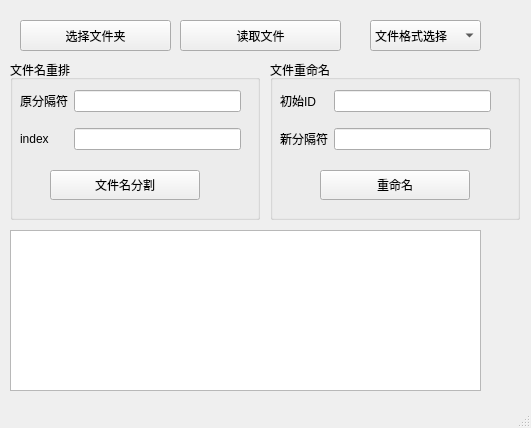
Before: the Qt Designer form renameWin.ui in hichenjuntao/project1, drawn with Qt 5.
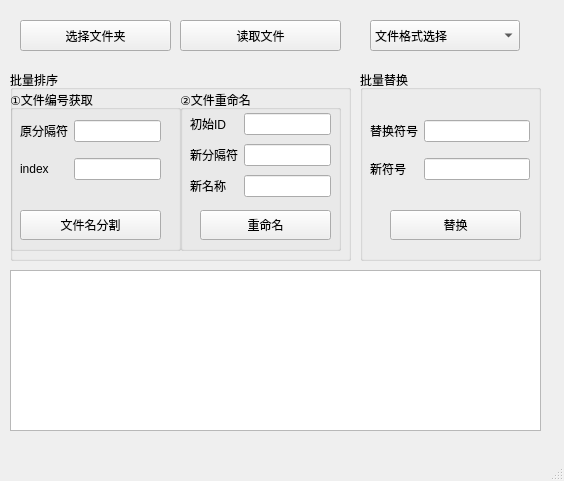
After: the same form once the commit is applied.

```diff
--- a/renameWin.ui
+++ b/renameWin.ui
@@ -6,94 +6,103 @@
    <rect>
     <x>0</x>
     <y>0</y>
-    <width>531</width>
-    <height>428</height>
+    <width>564</width>
+    <height>481</height>
    </rect>
   </property>
   <property name="windowTitle">
    <string>批量文件改名</string>
   </property>
   <widget class="QWidget" name="centralwidget">
-   <widget class="QGroupBox" name="groupBox_2">
+   <widget class="QPushButton" name="pathButton">
     <property name="geometry">
      <rect>
-      <x>270</x>
-      <y>60</y>
-      <width>250</width>
-      <height>160</height>
+      <x>20</x>
+      <y>20</y>
+      <width>151</width>
+      <height>31</height>
      </rect>
     </property>
-    <property name="title">
-     <string>文件重命名</string>
+    <property name="statusTip">
+     <string>选择文件所在路径</string>
     </property>
-    <widget class="QPushButton" name="renameButton">
+    <property name="text">
+     <string>选择文件夹</string>
+    </property>
+   </widget>
+   <widget class="QTextBrowser" name="textBrowser">
      <property name="geometry">
       <rect>
-       <x>50</x>
-       <y>110</y>
+      <x>10</x>
+      <y>270</y>
+      <width>531</width>
+      <height>161</height>
+     </rect>
+    </property>
+   </widget>
+   <widget class="QPushButton" name="readButton">
+    <property name="geometry">
+     <rect>
+      <x>180</x>
+      <y>20</y>
+      <width>161</width>
+      <height>31</height>
+     </rect>
+    </property>
+    <property name="statusTip">
+     <string>获取文件名</string>
+    </property>
+    <property name="text">
+     <string>读取文件</string>
+    </property>
+   </widget>
+   <widget class="QComboBox" name="comboBox">
+    <property name="geometry">
+     <rect>
+      <x>370</x>
+      <y>20</y>
        <width>150</width>
-       <height>30</height>
-      </rect>
-     </property>
+      <height>31</height>
+     </rect>
+    </property>
+    <property name="toolTip">
+     <string/>
+    </property>
      <property name="statusTip">
-      <string>将文件命名为初始ID+分隔符+序号的形式</string>
-     </property>
+     <string>选择修改的文件格式</string>
+    </property>
+    <property name="whatsThis">
+     <string/>
+    </property>
+    <item>
      <property name="text">
-      <string>重命名</string>
+      <string>文件格式选择</string>
      </property>
-    </widget>
-    <widget class="QWidget" name="gridLayoutWidget_2">
+    </item>
+   </widget>
+   <widget class="QGroupBox" name="groupBox_3">
      <property name="geometry">
       <rect>
        <x>10</x>
-       <y>20</y>
-       <width>211</width>
-       <height>81</height>
-      </rect>
-     </property>
-     <layout class="QGridLayout" name="gridLayout_2">
-      <item row="0" column="0">
-       <widget class="QLabel" name="label">
-        <property name="text">
-         <string>初始ID</string>
-        </property>
-       </widget>
-      </item>
-      <item row="0" column="1">
-       <widget class="QLineEdit" name="ID">
-        <property name="statusTip">
-         <string>输入初始ID</string>
-        </property>
-       </widget>
-      </item>
-      <item row="1" column="0">
-       <widget class="QLabel" name="label_4">
-        <property name="text">
-         <string>新分隔符</string>
-        </property>
-       </widget>
-      </item>
-      <item row="1" column="1">
-       <widget class="QLineEdit" name="newidentifier">
-        <property name="statusTip">
-         <string>输入新分割符</string>
-        </property>
-       </widget>
-      </item>
-     </layout>
-    </widget>
-   </widget>
+      <y>70</y>
+      <width>341</width>
+      <height>191</height>
+     </rect>
+    </property>
+    <property name="title">
+     <string>批量排序</string>
+    </property>
    <widget class="QGroupBox" name="groupBox">
     <property name="geometry">
      <rect>
-      <x>10</x>
-      <y>60</y>
-      <width>250</width>
-      <height>160</height>
+       <x>0</x>
+       <y>20</y>
+       <width>171</width>
+       <height>161</height>
      </rect>
     </property>
     <property name="title">
-     <string>文件名重排</string>
+      <string>①文件编号获取</string>
     </property>
     <property name="flat">
      <bool>false</bool>
@@ -106,7 +115,7 @@
       <rect>
        <x>10</x>
        <y>20</y>
-       <width>221</width>
+        <width>141</width>
        <height>81</height>
       </rect>
      </property>
@@ -162,9 +171,9 @@
     <widget class="QPushButton" name="sortButton">
      <property name="geometry">
       <rect>
-       <x>40</x>
-       <y>110</y>
-       <width>150</width>
+        <x>10</x>
+        <y>120</y>
+        <width>141</width>
        <height>30</height>
       </rect>
      </property>
@@ -173,68 +182,154 @@
      </property>
     </widget>
    </widget>
-   <widget class="QPushButton" name="pathButton">
+    <widget class="QGroupBox" name="groupBox_2">
     <property name="geometry">
      <rect>
-      <x>20</x>
-      <y>20</y>
-      <width>151</width>
-      <height>31</height>
-     </rect>
-    </property>
-    <property name="statusTip">
-     <string>选择文件所在路径</string>
-    </property>
-    <property name="text">
-     <string>选择文件夹</string>
-    </property>
-   </widget>
-   <widget class="QTextBrowser" name="textBrowser">
-    <property name="geometry">
-     <rect>
-      <x>10</x>
-      <y>230</y>
-      <width>471</width>
-      <height>161</height>
-     </rect>
-    </property>
-   </widget>
-   <widget class="QPushButton" name="readButton">
-    <property name="geometry">
-     <rect>
-      <x>180</x>
+       <x>170</x>
       <y>20</y>
       <width>161</width>
-      <height>31</height>
+       <height>161</height>
+      </rect>
+     </property>
+     <property name="title">
+      <string>②文件重命名</string>
+     </property>
+     <widget class="QPushButton" name="renameButton">
+      <property name="geometry">
+       <rect>
+        <x>20</x>
+        <y>120</y>
+        <width>131</width>
+        <height>30</height>
      </rect>
     </property>
     <property name="statusTip">
      <string>选择文件所在路径</string>
     </property>
     <property name="text">
-     <string>读取文件</string>
-    </property>
-   </widget>
-   <widget class="QComboBox" name="comboBox">
+       <string>重命名</string>
+      </property>
+     </widget>
+     <widget class="QWidget" name="gridLayoutWidget_2">
     <property name="geometry">
      <rect>
-      <x>370</x>
+        <x>10</x>
       <y>20</y>
-      <width>111</width>
-      <height>31</height>
-     </rect>
-    </property>
-    <property name="toolTip">
-     <string/>
-    </property>
-    <property name="whatsThis">
-     <string/>
-    </property>
-    <item>
+        <width>141</width>
+        <height>91</height>
+       </rect>
+      </property>
+      <layout class="QGridLayout" name="gridLayout_2">
+       <item row="0" column="0">
+        <widget class="QLabel" name="label">
+         <property name="text">
+          <string>初始ID</string>
+         </property>
+        </widget>
+       </item>
+       <item row="1" column="1">
+        <widget class="QLineEdit" name="newidentifier">
+         <property name="statusTip">
+          <string>输入新分割符</string>
+         </property>
+        </widget>
+       </item>
+       <item row="1" column="0">
+        <widget class="QLabel" name="label_4">
      <property name="text">
-      <string>文件格式选择</string>
-     </property>
-    </item>
+          <string>新分隔符</string>
+         </property>
+        </widget>
+       </item>
+       <item row="0" column="1">
+        <widget class="QLineEdit" name="ID">
+         <property name="statusTip">
+          <string>输入初始ID</string>
+         </property>
+        </widget>
+       </item>
+       <item row="2" column="0">
+        <widget class="QLabel" name="label_7">
+         <property name="text">
+          <string>新名称</string>
+         </property>
+        </widget>
+       </item>
+       <item row="2" column="1">
+        <widget class="QLineEdit" name="nname"/>
+       </item>
+      </layout>
+     </widget>
+    </widget>
+   </widget>
+   <widget class="QGroupBox" name="groupBox_4">
+    <property name="geometry">
+     <rect>
+      <x>360</x>
+      <y>70</y>
+      <width>181</width>
+      <height>191</height>
+     </rect>
+    </property>
+    <property name="title">
+     <string>批量替换</string>
+    </property>
+    <widget class="QWidget" name="gridLayoutWidget_3">
+     <property name="geometry">
+      <rect>
+       <x>10</x>
+       <y>40</y>
+       <width>160</width>
+       <height>80</height>
+      </rect>
+     </property>
+     <layout class="QGridLayout" name="gridLayout_3">
+      <item row="0" column="0">
+       <widget class="QLabel" name="label_5">
+        <property name="text">
+         <string>替换符号</string>
+        </property>
+       </widget>
+      </item>
+      <item row="1" column="0">
+       <widget class="QLabel" name="label_6">
+        <property name="text">
+         <string>新符号</string>
+        </property>
+       </widget>
+      </item>
+      <item row="0" column="1">
+       <widget class="QLineEdit" name="oldsymbol">
+        <property name="statusTip">
+         <string>输入需要替换的符号</string>
+        </property>
+       </widget>
+      </item>
+      <item row="1" column="1">
+       <widget class="QLineEdit" name="newsymbol">
+        <property name="statusTip">
+         <string>输入新的符号</string>
+        </property>
+       </widget>
+      </item>
+     </layout>
+    </widget>
+    <widget class="QPushButton" name="replaceButton">
+     <property name="geometry">
+      <rect>
+       <x>30</x>
+       <y>140</y>
+       <width>131</width>
+       <height>30</height>
+      </rect>
+     </property>
+     <property name="statusTip">
+      <string>将文件名中的符号替换为新符号</string>
+     </property>
+     <property name="text">
+      <string>替换</string>
+     </property>
+    </widget>
    </widget>
   </widget>
   <widget class="QStatusBar" name="statusbar"/>
```
Left out of the diff: 5 changed lines with no effect on the pictures. Lines whose indentation alone changed are shown as unchanged.
